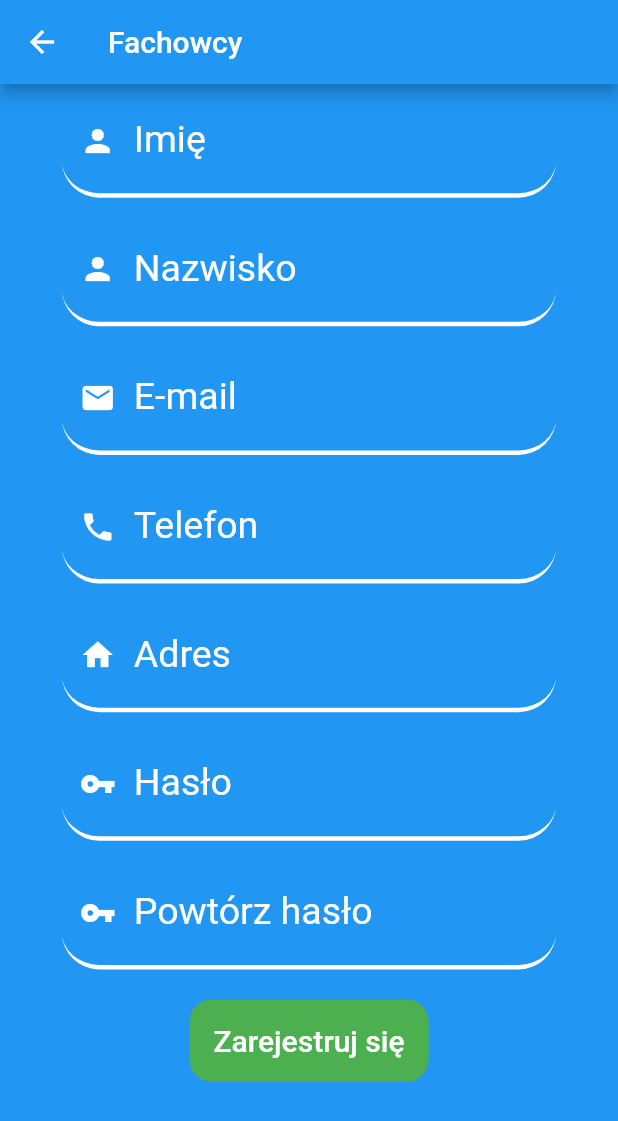
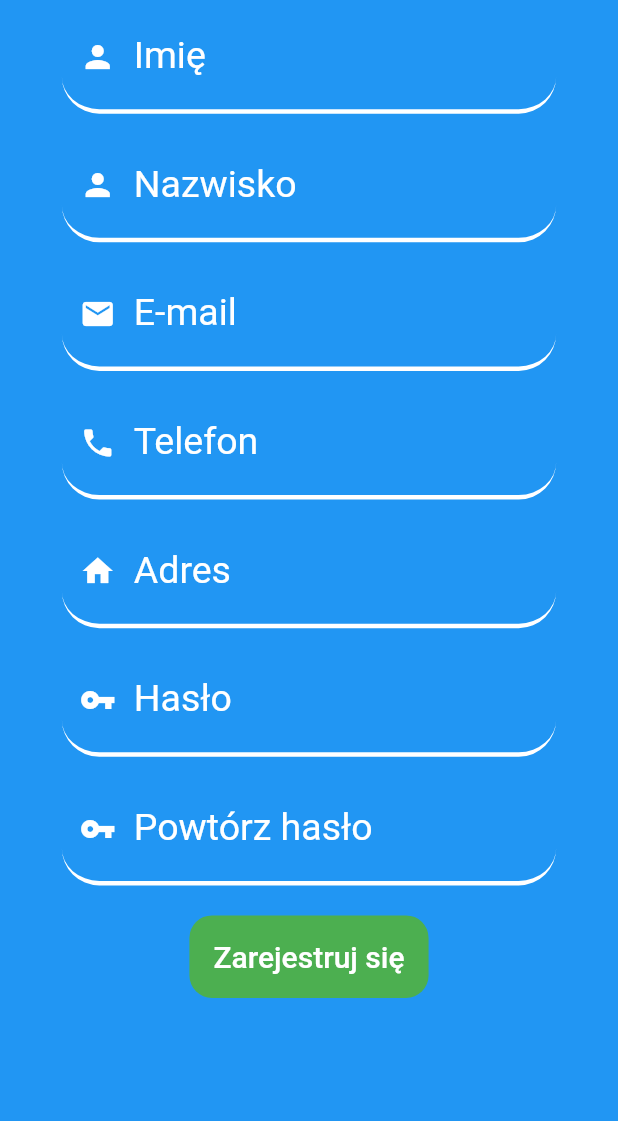
Before and after one commit to PjoterKacprzak/fachowcy-app, a Flutter app: the screen it shows after launch, after a tap on "Zarejestruj się", on a phone screen of 412 x 824 dp. Shown: the top 1121 px of the screen. Run offline on Flutter 3.47's test engine with Material 2 defaults, Android fonts, the phone set to English and light mode, and no system bars; network calls fail.

Commit message:
deleted appbar - login and register pages

```diff
--- a/lib/src/LoginPage.dart
+++ b/lib/src/LoginPage.dart
@@ -39,12 +39,6 @@ class _LoginPageState extends State<LoginPage> {
   Widget build(BuildContext context) {
     return Scaffold(
       backgroundColor: Colors.blue,
-      appBar: AppBar(
-        //TODO: Wywalić go
-        title: Text("Fachowcy"),
-        backgroundColor: Colors.blue,
-        brightness: Brightness.dark,
-      ),
       body: Center(
         child: Row(
           children: <Widget>[
--- a/lib/src/RegisterPage.dart
+++ b/lib/src/RegisterPage.dart
@@ -19,12 +19,6 @@ class RegisterPage extends StatelessWidget {
   Widget build(BuildContext context) {
     return Scaffold(
       backgroundColor: Colors.blue,
-      appBar: AppBar(
-        //TODO: Wywalić go
-        title: Text("Fachowcy"),
-        backgroundColor: Colors.blue,
-        brightness: Brightness.dark,
-      ),
       body: Center(
         child: Row(
           children: <Widget>[
```
